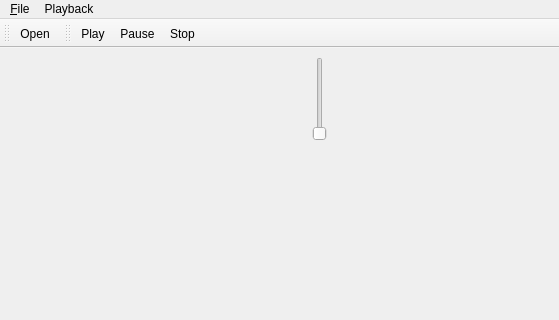
Qt form Turnaround/src/Turnaround.ui (clam-project/clam) before a commit; both pictures show x 0 to 559 and y 0 to 320 of the 640 by 480 pixel window.
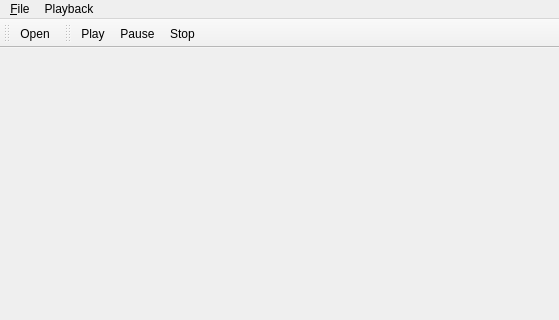
The same form after that commit. Icons and pictures are not drawn. Custom widgets are drawn as their Qt base class.

Commit message: * Turnaround: Replaced realtime analysis with VectorView displaying offline data

The edit to the form file:
```diff
--- a/Turnaround/src/Turnaround.ui
+++ b/Turnaround/src/Turnaround.ui
@@ -18,40 +18,7 @@
   <property name="windowTitle" >
    <string>Turnaround</string>
   </property>
-  <widget class="QWidget" name="centralwidget" >
-   <widget class="QWidget" name="layoutWidget" >
-    <property name="geometry" >
-     <rect>
-      <x>9</x>
-      <y>9</y>
-      <width>621</width>
-      <height>421</height>
-     </rect>
-    </property>
-    <layout class="QVBoxLayout" >
-     <item>
-      <widget class="ProgressControlWidget" name="progressControl" >
-       <property name="sizePolicy" >
-        <sizepolicy vsizetype="Minimum" hsizetype="Expanding" >
-         <horstretch>0</horstretch>
-         <verstretch>0</verstretch>
-        </sizepolicy>
-       </property>
-      </widget>
-     </item>
-     <item>
-      <widget class="CLAM::VM::KeySpace" name="keySpace" >
-       <property name="sizePolicy" >
-        <sizepolicy vsizetype="Expanding" hsizetype="Preferred" >
-         <horstretch>0</horstretch>
-         <verstretch>0</verstretch>
-        </sizepolicy>
-       </property>
-      </widget>
-     </item>
-    </layout>
-   </widget>
-  </widget>
+  <widget class="QWidget" name="centralwidget" />
   <widget class="QMenuBar" name="menubar" >
    <property name="geometry" >
     <rect>
@@ -148,18 +115,6 @@
    </property>
   </action>
  </widget>
- <customwidgets>
-  <customwidget>
-   <class>CLAM::VM::KeySpace</class>
-   <extends>QWidget</extends>
-   <header>KeySpace.hxx</header>
-  </customwidget>
-  <customwidget>
-   <class>ProgressControlWidget</class>
-   <extends>QSlider</extends>
-   <header>ProgressControlWidget.hxx</header>
-  </customwidget>
- </customwidgets>
  <resources>
   <include location="images.qrc" />
  </resources>
```
The commit also changes 14 other files.
